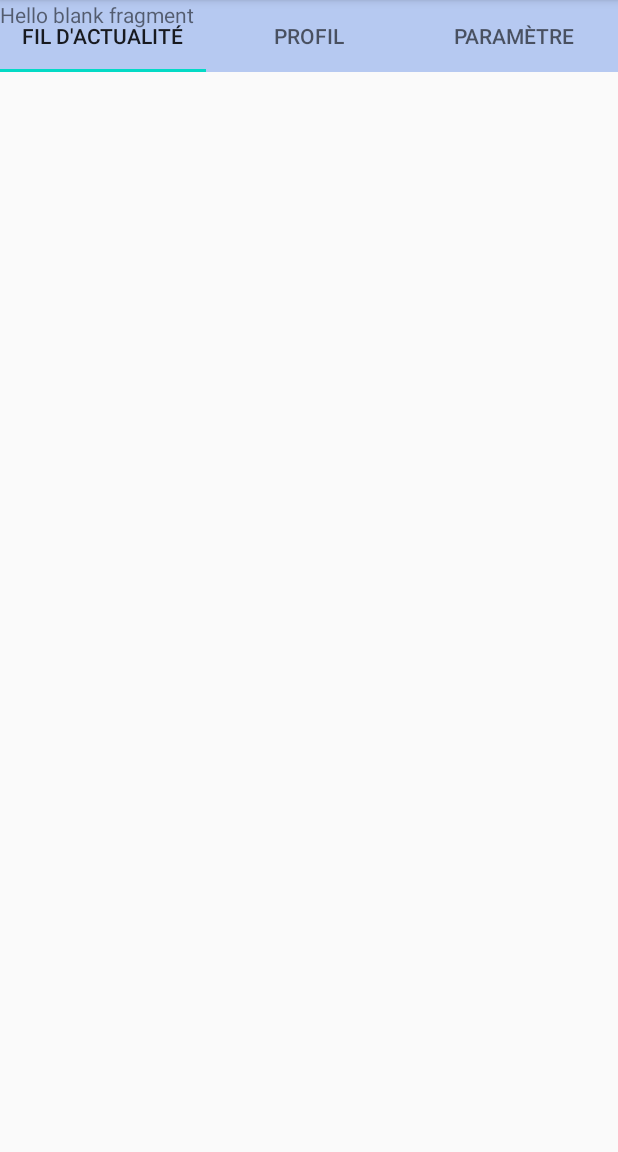
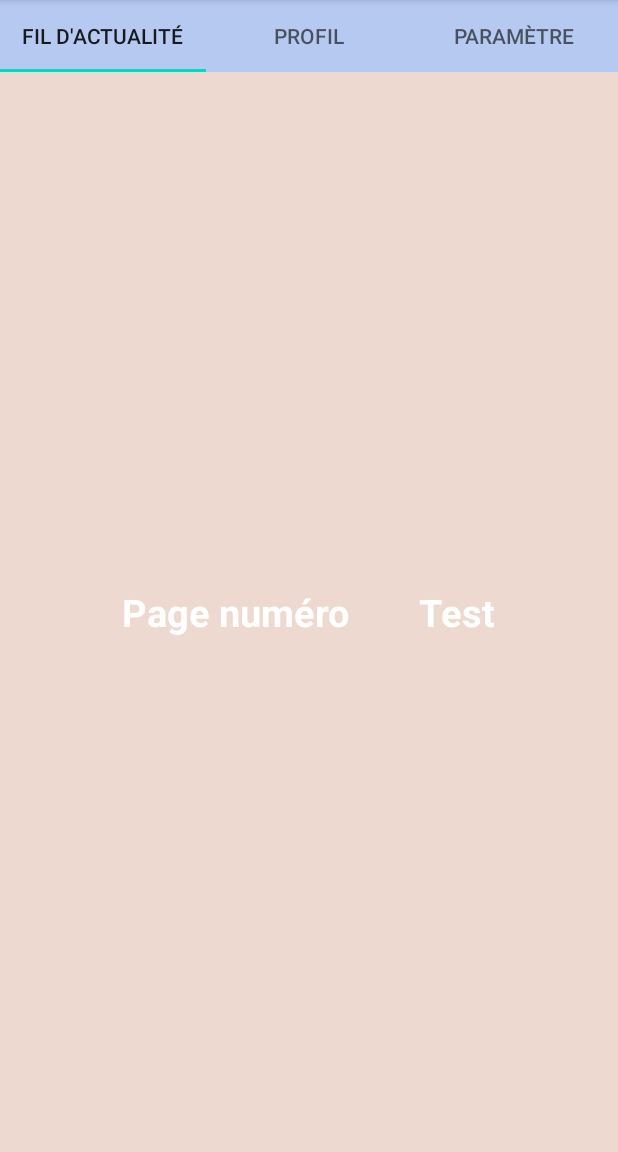
Before and after one commit to vcaunegre/ViewPagerAdvanced, an Android app: the screen it shows after launch (MainActivity), on a phone screen of 412 x 824 dp, the part 84-1236 px from its top. Run offline under Robolectric (Android 15) with nearby library versions, the phone set to English and light mode, and no system bars.

Commit message:
personnalisation d'une des vues

```diff
--- a/app/src/main/java/com/example/viewpager2/NewsPageFragment.java
+++ b/app/src/main/java/com/example/viewpager2/NewsPageFragment.java
@@ -4,18 +4,46 @@ import android.os.Bundle;
 
 import androidx.fragment.app.Fragment;
 
+import android.util.Log;
 import android.view.LayoutInflater;
 import android.view.View;
 import android.view.ViewGroup;
+import android.widget.LinearLayout;
+import android.widget.TextView;
 
 public class NewsPageFragment extends Fragment {
 
-    public static NewsPageFragment newInstance() {
-        return (new NewsPageFragment());
+    private static final String KEY_POSITION="position";
+    private static final String KEY_COLOR="color";
+
+    public NewsPageFragment(){}
+
+    public static NewsPageFragment newInstance(int position, int color) {
+        NewsPageFragment fragment = new NewsPageFragment();
+        Bundle args = new Bundle();
+        args.putInt(KEY_POSITION, position);
+        args.putInt(KEY_COLOR,color);
+        fragment.setArguments(args);
+        return fragment;
     }
 
+
     @Override
-    public View onCreateView(LayoutInflater inflater, ViewGroup container, Bundle savedInstanceState) {
-        return inflater.inflate(R.layout.fragment_news_page, container, false);
+    public View onCreateView(LayoutInflater inflater, ViewGroup container,
+                             Bundle savedInstanceState) {
+        // 3 - Get layout of PageFragment
+        View result = inflater.inflate(R.layout.fragment_news_page, container, false);
+
+        // 4 - Get widgets from layout and serialise it
+        LinearLayout rootView= (LinearLayout) result.findViewById(R.id.fragment_page_rootview);
+        TextView textView= (TextView) result.findViewById(R.id.fragment_page_title);
+        // 5 - Get data from Bundle (created in method newInstance)
+        int position = getArguments().getInt(KEY_POSITION, -1);
+        int color = getArguments().getInt(KEY_COLOR, -1);
+        // 6 - Update widgets with it
+        rootView.setBackgroundColor(color);
+       textView.setText("Page numéro "+position);
+             textView.setText("Page numéro ");
+        return result;
     }
 }
--- a/app/src/main/java/com/example/viewpager2/PageAdapter.java
+++ b/app/src/main/java/com/example/viewpager2/PageAdapter.java
@@ -15,13 +15,13 @@ public class PageAdapter extends FragmentPagerAdapter {
 
     @Override
     public int getCount() {
-        return 3;
+        return (3);
     }
 
     public Fragment getItem(int position) {
         switch (position) {
             case 0: //Page number 1
-                return NewsPageFragment.newInstance();
+                return NewsPageFragment.newInstance(position,this.colors[position]);
             case 1: //Page number 2
                 return ProfilePageFragment.newInstance();
             case 2: //Page number 3
--- a/app/src/main/java/com/example/viewpager2/ParamPageFragment.java
+++ b/app/src/main/java/com/example/viewpager2/ParamPageFragment.java
@@ -15,8 +15,8 @@ import android.view.ViewGroup;
  */
 public class ParamPageFragment extends Fragment {
 
-    public static NewsPageFragment newInstance() {
-        return (new NewsPageFragment());
+    public static ParamPageFragment newInstance() {
+        return (new ParamPageFragment());
     }
 
     @Override
--- a/app/src/main/java/com/example/viewpager2/ProfilePageFragment.java
+++ b/app/src/main/java/com/example/viewpager2/ProfilePageFragment.java
@@ -16,8 +16,8 @@ import android.view.ViewGroup;
 public class ProfilePageFragment extends Fragment {
 
 
-        public static NewsPageFragment newInstance() {
-            return (new NewsPageFragment());
+        public static ProfilePageFragment newInstance() {
+            return (new ProfilePageFragment());
         }
 
         @Override
--- a/app/src/main/res/layout/activity_main.xml
+++ b/app/src/main/res/layout/activity_main.xml
@@ -1,10 +1,12 @@
 <?xml version="1.0" encoding="utf-8"?>
-<androidx.constraintlayout.widget.ConstraintLayout xmlns:android="http://schemas.android.com/apk/res/android"
+<LinearLayout xmlns:android="http://schemas.android.com/apk/res/android"
     xmlns:app="http://schemas.android.com/apk/res-auto"
     xmlns:tools="http://schemas.android.com/tools"
     android:layout_width="match_parent"
     android:layout_height="match_parent"
-    tools:context=".MainActivity">
+    tools:context=".MainActivity"
+    android:orientation="vertical">
+
 
     <view class="com.google.android.material.tabs.TabLayout"
         android:id="@+id/activity_main_tabs"
@@ -20,5 +22,4 @@
         android:layout_width="match_parent"
         android:layout_height="match_parent"/>
 
-
-</androidx.constraintlayout.widget.ConstraintLayout>
+</LinearLayout>
--- a/app/src/main/res/layout/fragment_news_page.xml
+++ b/app/src/main/res/layout/fragment_news_page.xml
@@ -1,14 +1,33 @@
 <?xml version="1.0" encoding="utf-8"?>
-<FrameLayout xmlns:android="http://schemas.android.com/apk/res/android"
+<LinearLayout
+    android:id="@+id/fragment_page_rootview"
+    xmlns:android="http://schemas.android.com/apk/res/android"
     xmlns:tools="http://schemas.android.com/tools"
     android:layout_width="match_parent"
     android:layout_height="match_parent"
-    tools:context=".NewsPageFragment">
+    android:gravity="center">
 
-    <!-- TODO: Update blank fragment layout -->
     <TextView
-        android:layout_width="match_parent"
-        android:layout_height="match_parent"
-        android:text="@string/hello_blank_fragment" />
+        android:id="@+id/fragment_page_title"
+        android:layout_width="wrap_content"
+        android:layout_height="wrap_content"
+        android:layout_margin="20dip"
+        android:textSize="25sp"
+        android:textStyle="bold"
+        android:textColor="#fff"
+        android:text="Page numéro X"/>
 
-</FrameLayout>
+
+    <TextView
+        android:id="@+id/fragment_page_title2"
+        android:layout_width="wrap_content"
+        android:layout_height="wrap_content"
+        android:layout_margin="20dip"
+        android:textSize="25sp"
+        android:textStyle="bold"
+        android:textColor="#fff"
+        android:text="Test"/>
+
+
+
+</LinearLayout>
```
